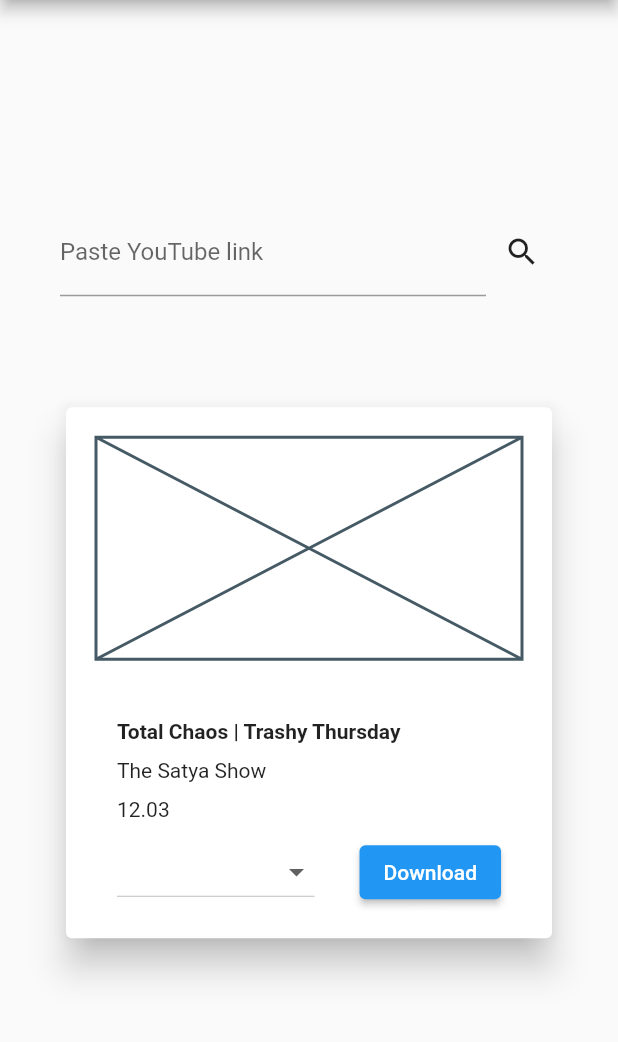
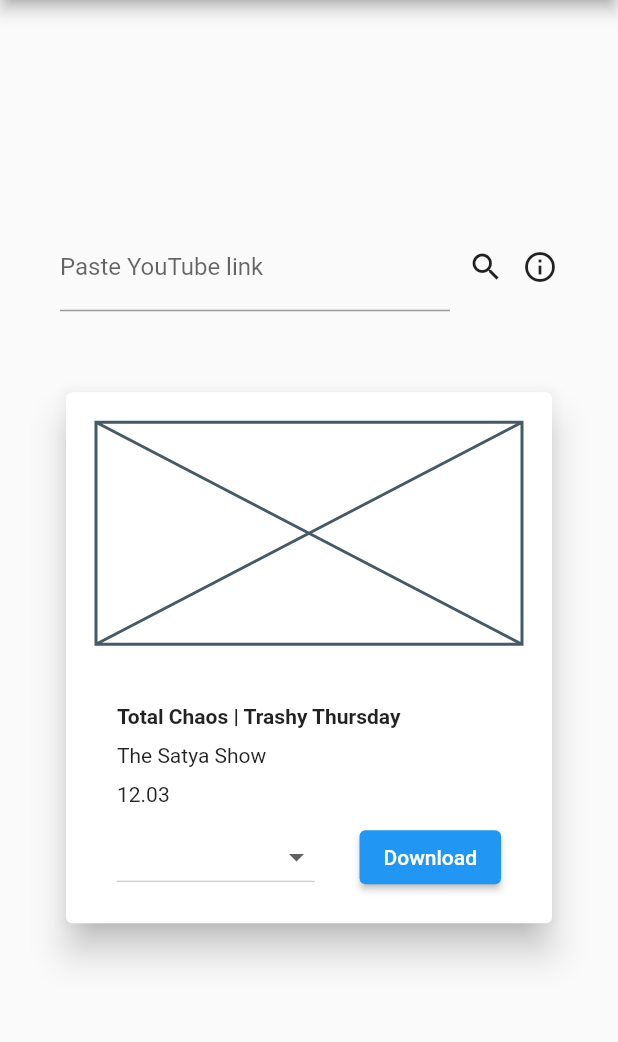
Before and after one commit to aparnapanda55/youtube_downloader, a Flutter app: the screen it shows after launch, on a phone screen of 412 x 824 dp, the part 84-1126 px from its top. Run offline on Flutter 3.47's test engine with Material 2 defaults, Android fonts, the phone set to English and light mode, and no system bars.

Commit message:
added tooltip about supported formats

```diff
--- a/lib/main.dart
+++ b/lib/main.dart
@@ -45,23 +45,20 @@ class HomePage extends StatelessWidget {
                   child: TextField(
                     decoration: InputDecoration(
                       labelText: 'Paste YouTube link',
-                      // border: OutlineInputBorder(),
                     ),
                   ),
                 ),
                 IconButton(
                   onPressed: () {},
                   icon: const Icon(Icons.search),
-                )
+                ),
+                const Tooltip(
+                  child: Icon(Icons.info_outline),
+                  message:
+                      'URL Formats\nhttps://www.youtube.com/watch?v=videoId\nhttps://youtu.be/videoId',
+                ),
               ],
             ),
-            const SizedBox(
-              height: 20,
-            ),
-            // OutlinedButton(
-            //   onPressed: () {},
-            //   child: const Text('Search'),
-            // ),
             const SizedBox(
               height: 50,
             ),
```
